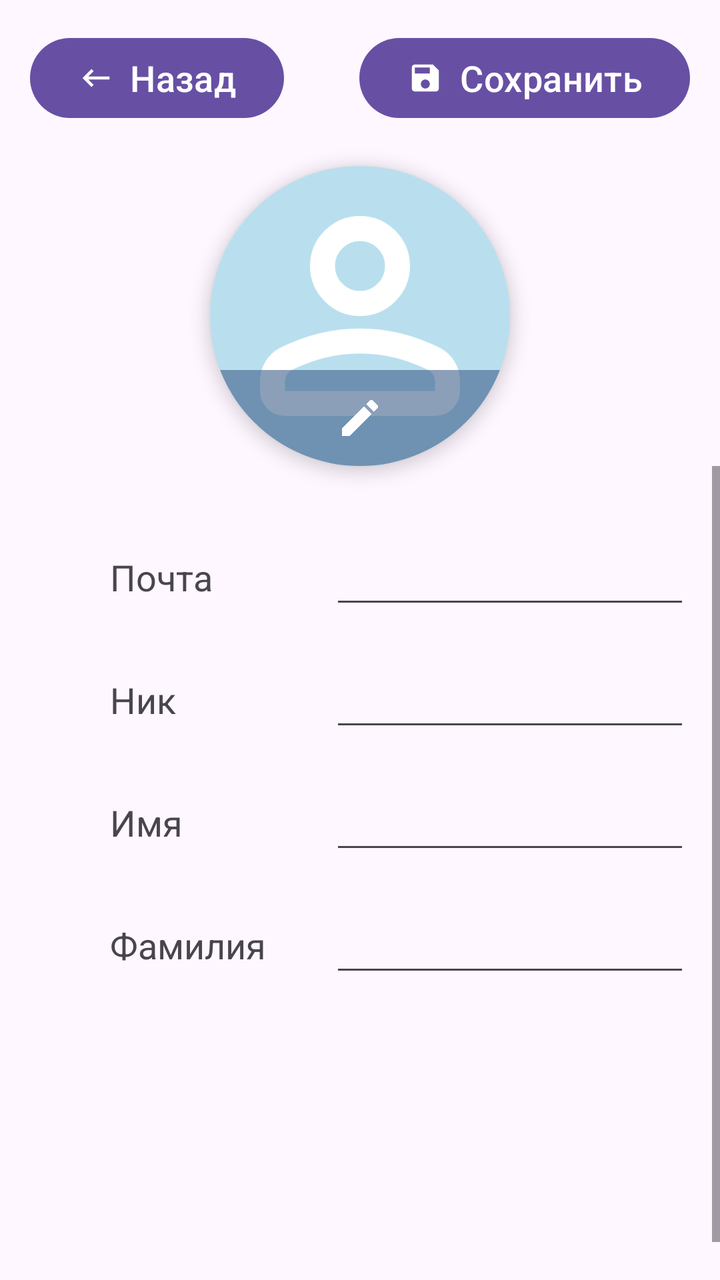
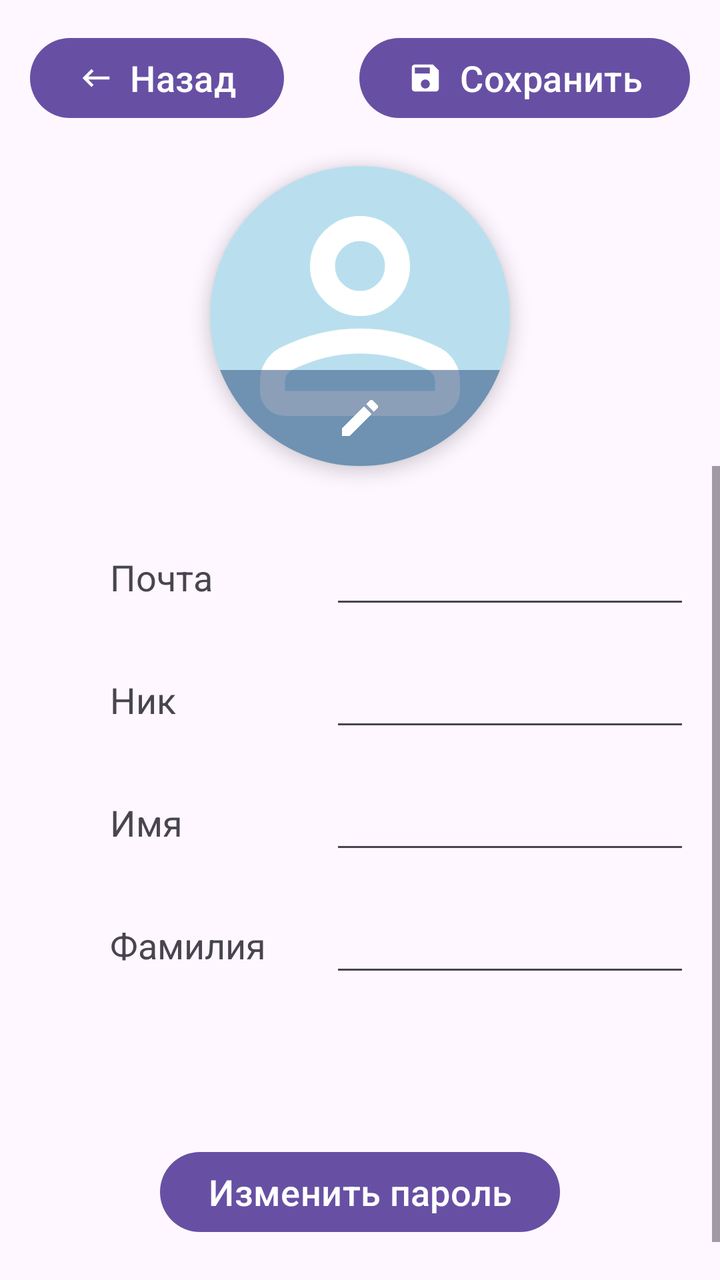

Before-and-after screenshots of an Android layout around one commit, followed by the original layout XML and the change that was made.
<!-- AndroidManifest.xml: application theme Base.Theme.TestMapKit -->
<!-- res/layout/fragment_edit_profile.xml -->
<?xml version="1.0" encoding="utf-8"?>
<androidx.constraintlayout.widget.ConstraintLayout xmlns:android="http://schemas.android.com/apk/res/android"
    xmlns:tools="http://schemas.android.com/tools"
    android:layout_width="match_parent"
    android:layout_height="match_parent"
    xmlns:app="http://schemas.android.com/apk/res-auto"
    tools:context=".fragments.setting.user.EditProfileFragment">

    <androidx.constraintlayout.widget.ConstraintLayout
        android:id="@+id/cl_btn_profile"
        android:layout_width="match_parent"
        android:layout_height="wrap_content"
        app:layout_constraintEnd_toEndOf="parent"
        app:layout_constraintStart_toStartOf="parent"
        app:layout_constraintTop_toTopOf="parent"
        android:layout_margin="10dp"
        >
        <com.google.android.material.button.MaterialButton
            android:id="@+id/btn_back_edit_profile"
            android:layout_width="wrap_content"
            android:layout_height="wrap_content"
            app:icon="@drawable/ic_back"
            app:layout_constraintStart_toStartOf="parent"
            app:layout_constraintTop_toTopOf="parent"
            android:layout_margin="5dp"
            android:text="Назад"
            android:textSize="@dimen/text_normal"
            />

        <com.google.android.material.button.MaterialButton
            android:id="@+id/btn_save_edit_profile"
            android:layout_width="wrap_content"
            android:layout_height="wrap_content"
            app:icon="@drawable/ic_save"
            app:layout_constraintTop_toTopOf="parent"
            app:layout_constraintEnd_toEndOf="parent"
            android:layout_margin="5dp"
            android:text="Сохранить"
            android:textSize="@dimen/text_normal"
            />

    </androidx.constraintlayout.widget.ConstraintLayout>

    <androidx.cardview.widget.CardView
        android:id="@+id/cv_img_edit_profile"
        android:layout_width="wrap_content"
        android:layout_height="wrap_content"
        app:cardElevation="5dp"
        app:cardCornerRadius="180dp"
        app:layout_constraintEnd_toEndOf="parent"
        app:layout_constraintStart_toStartOf="parent"
        app:layout_constraintTop_toBottomOf="@id/cl_btn_profile"
        android:layout_margin="20dp">

        <androidx.constraintlayout.widget.ConstraintLayout
            android:layout_width="wrap_content"
            android:layout_height="wrap_content">

            <ImageView
                android:id="@+id/img_edit_profile"
                android:layout_width="@dimen/text_view_width_extra"
                android:layout_height="@dimen/text_view_width_extra"
                android:background="@color/light_blue"
                android:contentDescription="User avatar"
                android:src="@drawable/ic_profile"
                app:layout_constraintBottom_toBottomOf="parent"
                app:layout_constraintEnd_toEndOf="parent"
                app:layout_constraintStart_toStartOf="parent"
                app:layout_constraintTop_toTopOf="parent" />

            <ImageButton
                android:id="@+id/btn_edit_avatar"
                android:layout_width="@dimen/text_view_width_extra"
                android:layout_height="48dp"
                android:src="@drawable/ic_edit"
                android:background="@color/brilliant_blue"
                app:layout_constraintBottom_toBottomOf="@id/img_edit_profile"
                app:layout_constraintEnd_toEndOf="parent"
                app:layout_constraintStart_toStartOf="parent"
                android:contentDescription="Edit"/>

        </androidx.constraintlayout.widget.ConstraintLayout>

    </androidx.cardview.widget.CardView>

    <ScrollView
        android:id="@+id/sv_edit_view"
        android:layout_width="match_parent"
        android:layout_height="0dp"
        android:fillViewport="true"
        app:layout_constraintTop_toBottomOf="@id/cv_img_edit_profile"
        app:layout_constraintBottom_toBottomOf="parent">

        <LinearLayout
            android:layout_width="match_parent"
            android:layout_height="wrap_content"
            android:layout_margin="20dp"
            android:orientation="vertical">

            <LinearLayout
                android:layout_width="match_parent"
                android:layout_height="wrap_content"
                android:layout_marginStart="30dp"
                android:layout_marginTop="10dp"
                android:layout_marginEnd="30dp"
                android:orientation="horizontal">

                <TextView
                    android:layout_width="@dimen/text_view_width_normal"
                    android:layout_height="match_parent"
                    android:layout_margin="5dp"
                    android:gravity="center_vertical"
                    android:text="Почта"
                    android:textSize="@dimen/text_normal" />

                <EditText
                    android:id="@+id/et_edit_email"
                    android:layout_width="match_parent"
                    android:layout_height="match_parent"
                    android:layout_margin="5dp"
                    android:importantForAutofill="no"
                    android:inputType="textEmailAddress"
                    android:labelFor="@id/et_auth_email"
                    android:textSize="@dimen/text_normal"
                    android:text=""/>

            </LinearLayout>

            <LinearLayout
                android:id="@+id/ll_profile_username"
                android:layout_width="match_parent"
                android:layout_height="wrap_content"
                android:layout_marginStart="30dp"
                android:layout_marginTop="10dp"
                android:layout_marginEnd="30dp"
                android:orientation="horizontal"
                android:visibility="visible">

                <TextView
                    android:layout_width="@dimen/text_view_width_normal"
                    android:layout_height="match_parent"
                    android:layout_margin="5dp"
                    android:gravity="center_vertical"
                    android:text="Ник"
                    android:textSize="@dimen/text_normal" />

                <EditText
                    android:id="@+id/et_edit_username"
                    android:layout_width="match_parent"
                    android:layout_height="match_parent"
                    android:layout_margin="5dp"
                    android:importantForAutofill="no"
                    android:inputType="text"
                    android:textSize="@dimen/text_normal" />

            </LinearLayout>

            <LinearLayout
                android:id="@+id/ll_user_first_name"
                android:layout_width="match_parent"
                android:layout_height="wrap_content"
                android:layout_marginStart="30dp"
                android:layout_marginTop="10dp"
                android:layout_marginEnd="30dp"
                android:orientation="horizontal"
                android:visibility="visible">

                <TextView
                    android:layout_width="@dimen/text_view_width_normal"
                    android:layout_height="match_parent"
                    android:layout_margin="5dp"
                    android:gravity="center_vertical"
                    android:text="Имя"
                    android:textSize="@dimen/text_normal" />

                <EditText
                    android:id="@+id/et_edit_first_name"
                    android:layout_width="match_parent"
                    android:layout_height="match_parent"
                    android:layout_margin="5dp"
                    android:importantForAutofill="no"
                    android:inputType="text"
                    android:textSize="@dimen/text_normal" />

            </LinearLayout>

            <LinearLayout
                android:id="@+id/ll_profile_last_name"
                android:layout_width="match_parent"
                android:layout_height="wrap_content"
                android:layout_marginStart="30dp"
                android:layout_marginTop="10dp"
                android:layout_marginEnd="30dp"
                android:orientation="horizontal"
                android:visibility="visible">

                <TextView
                    android:layout_width="@dimen/text_view_width_normal"
                    android:layout_height="match_parent"
                    android:layout_margin="5dp"
                    android:gravity="center_vertical"
                    android:text="Фамилия"
                    android:textSize="@dimen/text_normal" />

                <EditText
                    android:id="@+id/et_edit_last_name"
                    android:layout_width="match_parent"
                    android:layout_height="match_parent"
                    android:layout_margin="5dp"
                    android:importantForAutofill="no"
                    android:inputType="text"
                    android:textSize="@dimen/text_normal" />

            </LinearLayout>

        </LinearLayout>
    </ScrollView>

    <ProgressBar
        android:id="@+id/pb_edit_profile"
        android:layout_width="wrap_content"
        android:layout_height="wrap_content"
        android:layout_gravity="center"
        android:visibility="gone"
        app:layout_constraintBottom_toBottomOf="parent"
        app:layout_constraintEnd_toEndOf="parent"
        app:layout_constraintStart_toStartOf="parent"
        app:layout_constraintTop_toTopOf="parent" />

</androidx.constraintlayout.widget.ConstraintLayout>
<!-- resources referenced by this layout -->
<resources>
  <color name="brilliant_blue">#993E5F8A</color>
  <color name="light_blue">#CCA8D8EA</color>
  <dimen name="text_normal">18sp</dimen>
  <dimen name="text_view_width_extra">150dp</dimen>
  <dimen name="text_view_width_normal">100dp</dimen>
  <!-- drawable ic_back (drawable) -->
  <vector xmlns:android="http://schemas.android.com/apk/res/android" android:autoMirrored="true" android:height="24dp" android:tint="#FFFFFF" android:viewportHeight="24" android:viewportWidth="24" android:width="24dp">
        
      <path android:fillColor="@android:color/white" android:pathData="M21,11H6.83l3.58,-3.59L9,6l-6,6 6,6 1.41,-1.41L6.83,13H21z"/>
      
  </vector>
  <!-- drawable ic_edit (drawable) -->
  <vector xmlns:android="http://schemas.android.com/apk/res/android" android:height="24dp" android:tint="#FFFFFF" android:viewportHeight="24" android:viewportWidth="24" android:width="24dp">
        
      <path android:fillColor="@android:color/white" android:pathData="M3,17.25V21h3.75L17.81,9.94l-3.75,-3.75L3,17.25zM20.71,7.04c0.39,-0.39 0.39,-1.02 0,-1.41l-2.34,-2.34c-0.39,-0.39 -1.02,-0.39 -1.41,0l-1.83,1.83 3.75,3.75 1.83,-1.83z"/>
      
  </vector>
  <!-- drawable ic_profile (drawable) -->
  <vector xmlns:android="http://schemas.android.com/apk/res/android" android:height="24dp" android:tint="#FFFFFF" android:viewportHeight="960" android:viewportWidth="960" android:width="24dp">
        
      <path android:fillColor="@android:color/white" android:pathData="M367,433Q320,386 320,320Q320,254 367,207Q414,160 480,160Q546,160 593,207Q640,254 640,320Q640,386 593,433Q546,480 480,480Q414,480 367,433ZM160,720L160,688Q160,654 177.5,625.5Q195,597 224,582Q286,551 350,535.5Q414,520 480,520Q546,520 610,535.5Q674,551 736,582Q765,597 782.5,625.5Q800,654 800,688L800,720Q800,753 776.5,776.5Q753,800 720,800L240,800Q207,800 183.5,776.5Q160,753 160,720ZM240,720L720,720L720,688Q720,677 714.5,668Q709,659 700,654Q646,627 591,613.5Q536,600 480,600Q424,600 369,613.5Q314,627 260,654Q251,659 245.5,668Q240,677 240,688L240,720ZM536.5,376.5Q560,353 560,320Q560,287 536.5,263.5Q513,240 480,240Q447,240 423.5,263.5Q400,287 400,320Q400,353 423.5,376.5Q447,400 480,400Q513,400 536.5,376.5ZM480,320Q480,320 480,320Q480,320 480,320Q480,320 480,320Q480,320 480,320Q480,320 480,320Q480,320 480,320Q480,320 480,320Q480,320 480,320ZM480,720L480,720Q480,720 480,720Q480,720 480,720Q480,720 480,720Q480,720 480,720Q480,720 480,720Q480,720 480,720Q480,720 480,720Q480,720 480,720L480,720Z"/>
      
  </vector>
  <!-- drawable ic_save (drawable) -->
  <vector xmlns:android="http://schemas.android.com/apk/res/android" android:height="24dp" android:tint="#FFFFFF" android:viewportHeight="24" android:viewportWidth="24" android:width="24dp">
        
      <path android:fillColor="@android:color/white" android:pathData="M17,3L5,3c-1.11,0 -2,0.9 -2,2v14c0,1.1 0.89,2 2,2h14c1.1,0 2,-0.9 2,-2L21,7l-4,-4zM12,19c-1.66,0 -3,-1.34 -3,-3s1.34,-3 3,-3 3,1.34 3,3 -1.34,3 -3,3zM15,9L5,9L5,5h10v4z"/>
      
  </vector>
  <style name="Base.Theme.TestMapKit" parent="Theme.Material3.DayNight.NoActionBar">
  
      </style>
</resources>

<!-- the commit's change to res/layout/fragment_edit_profile.xml (unified diff, before → after) -->
@@ -216,6 +216,29 @@
         </LinearLayout>
     </ScrollView>
 
+    <androidx.constraintlayout.widget.ConstraintLayout
+        android:id="@+id/cl_btn_profile_change"
+        android:layout_width="match_parent"
+        android:layout_height="wrap_content"
+        app:layout_constraintEnd_toEndOf="parent"
+        app:layout_constraintStart_toStartOf="parent"
+        app:layout_constraintBottom_toBottomOf="parent"
+        android:layout_margin="10dp">
+
+        <Button
+            android:id="@+id/btn_change_pass"
+            android:layout_width="wrap_content"
+            android:layout_height="wrap_content"
+            android:text="Изменить пароль"
+            android:layout_margin="10dp"
+            android:textSize="@dimen/text_normal"
+
+            app:layout_constraintEnd_toEndOf="parent"
+            app:layout_constraintTop_toTopOf="parent"
+            app:layout_constraintBottom_toBottomOf="parent"
+            app:layout_constraintStart_toStartOf="parent"/>
+    </androidx.constraintlayout.widget.ConstraintLayout>
+
     <ProgressBar
         android:id="@+id/pb_edit_profile"
         android:layout_width="wrap_content"
